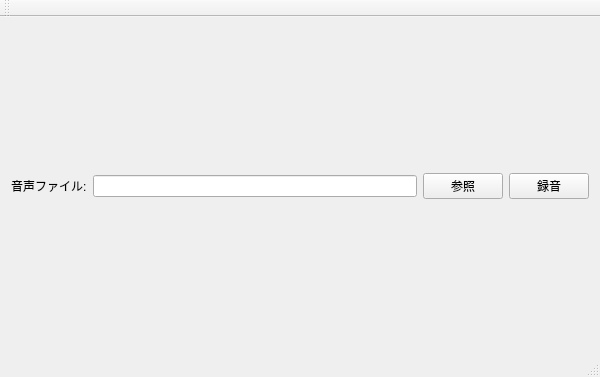
The window that KancopySaihu/KancopySaihu.ui (ugonight/KancopySaihu) describes before a commit, drawn with Qt 5.
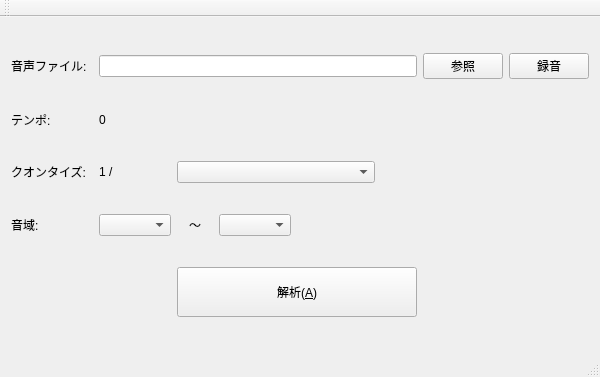
The same window after the commit.

```diff
--- a/KancopySaihu/KancopySaihu.ui
+++ b/KancopySaihu/KancopySaihu.ui
@@ -14,31 +14,104 @@
    <string>KancopySaihu - 設定</string>
   </property>
   <widget class="QWidget" name="centralWidget">
-   <layout class="QHBoxLayout" name="horizontalLayout">
-    <item>
+   <layout class="QGridLayout" name="gridLayout">
+    <item row="0" column="0" colspan="2">
      <widget class="QLabel" name="label">
       <property name="text">
        <string>音声ファイル:</string>
       </property>
      </widget>
     </item>
-    <item>
-     <widget class="QLineEdit" name="lineFileName"/>
+    <item row="1" column="2">
+     <widget class="QLabel" name="labelTempo">
+      <property name="text">
+       <string>0</string>
+      </property>
+     </widget>
     </item>
-    <item>
+    <item row="3" column="2">
+     <widget class="QComboBox" name="comboBoxRangeL"/>
+    </item>
+    <item row="0" column="8">
      <widget class="QPushButton" name="btnRef">
       <property name="text">
        <string>参照</string>
       </property>
      </widget>
     </item>
-    <item>
+    <item row="1" column="0">
+     <widget class="QLabel" name="label_6">
+      <property name="maximumSize">
+       <size>
+        <width>16777215</width>
+        <height>20</height>
+       </size>
+      </property>
+      <property name="text">
+       <string>テンポ:</string>
+      </property>
+     </widget>
+    </item>
+    <item row="2" column="2">
+     <widget class="QLabel" name="label_3">
+      <property name="text">
+       <string>1 /</string>
+      </property>
+     </widget>
+    </item>
+    <item row="2" column="0" colspan="2">
+     <widget class="QLabel" name="label_2">
+      <property name="text">
+       <string>クオンタイズ:</string>
+      </property>
+     </widget>
+    </item>
+    <item row="2" column="3" colspan="4">
+     <widget class="QComboBox" name="comboBoxQuantize"/>
+    </item>
+    <item row="3" column="3">
+     <widget class="QLabel" name="label_5">
+      <property name="text">
+       <string>～</string>
+      </property>
+      <property name="alignment">
+       <set>Qt::AlignCenter</set>
+      </property>
+     </widget>
+    </item>
+    <item row="0" column="2" colspan="6">
+     <widget class="QLineEdit" name="lineFileName"/>
+    </item>
+    <item row="0" column="9">
      <widget class="QPushButton" name="btnRecord">
       <property name="text">
        <string>録音</string>
       </property>
      </widget>
     </item>
+    <item row="3" column="4">
+     <widget class="QComboBox" name="comboBoxRangeH"/>
+    </item>
+    <item row="3" column="0">
+     <widget class="QLabel" name="label_4">
+      <property name="text">
+       <string>音域:</string>
+      </property>
+     </widget>
+    </item>
+    <item row="4" column="3" colspan="5">
+     <widget class="QPushButton" name="btnAnalyze">
+      <property name="minimumSize">
+       <size>
+        <width>0</width>
+        <height>50</height>
+       </size>
+      </property>
+      <property name="text">
+       <string>解析(&amp;A)</string>
+      </property>
+     </widget>
+    </item>
    </layout>
   </widget>
   <widget class="QStatusBar" name="statusBar">
```
Left out of the diff: 14 changed lines with no effect on the pictures.
